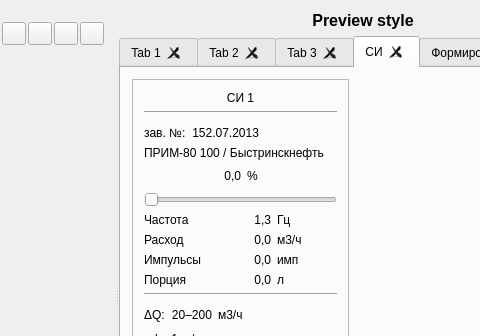
The window that qsseditor.ui (lit-uriy/qsseditor) describes before a commit, drawn with Qt 5; both pictures show x 158 to 638 and y 0 to 336 of the 776 by 590 pixel window.
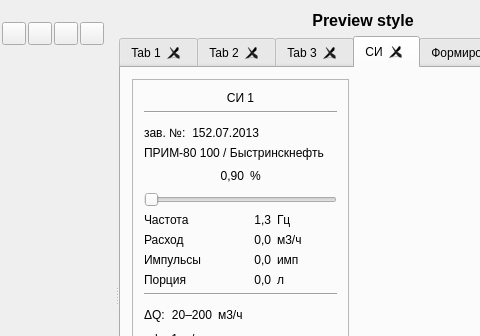
The same window after the commit. The open tabs and pages were chosen to show the change. Icons and pictures are not drawn. Custom widgets are drawn as their Qt base class.

Commit message: Назадовал свойств виджетам

Patch:
```diff
--- a/qsseditor.ui
+++ b/qsseditor.ui
@@ -1093,7 +1093,7 @@
                 <item>
                  <widget class="QLabel" name="label_3">
                   <property name="text">
-                   <string>0,0</string>
+                   <string>0,90</string>
                   </property>
                   <property name="alignment">
                    <set>Qt::AlignRight|Qt::AlignTrailing|Qt::AlignVCenter</set>
```
Left out of the diff: 151 changed lines with no effect on the pictures.
